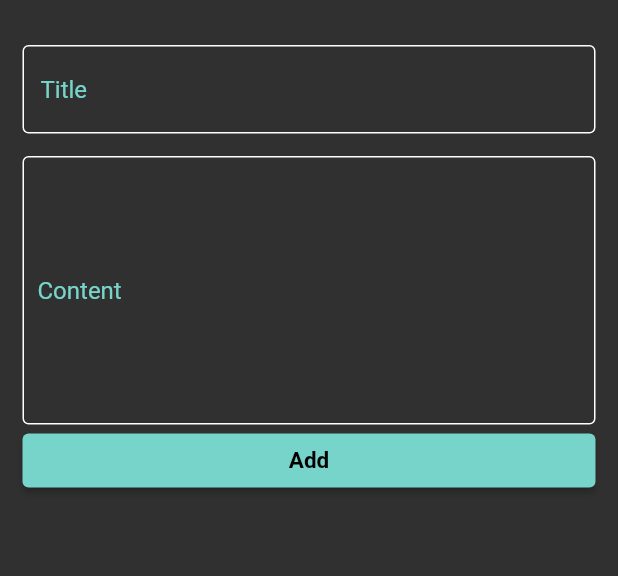
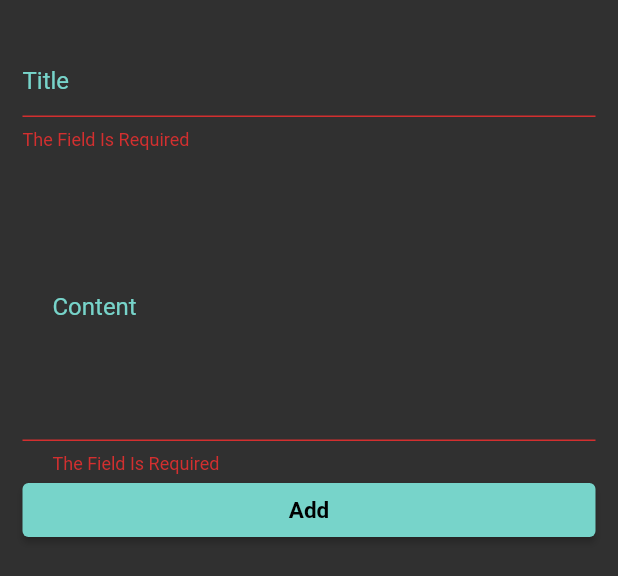
Before and after one commit to Ahmed289m/notesApp, a Flutter app: the BottomSheetBody widget shown alone on an empty page, opened directly, after a tap on "Add", on a phone screen of 412 x 824 dp. Shown: the top 576 px of the screen. Run offline on Flutter 3.47's test engine with Material 2 defaults, Android fonts, the phone set to English and light mode, and no system bars; drawn by our look-alikes of modal_progress_hud_nsn; our stand-ins replace bloc, flutter_bloc, google_fonts, hive, hive_flutter; accounts and stored records are empty; Roboto replaces fonts that are missing (Ubuntu).

Commit message:
finish bloc steps and adding note

```diff
--- a/lib/components/Custom_Text_Fields.dart
+++ b/lib/components/Custom_Text_Fields.dart
@@ -1,32 +1,33 @@
 import 'package:flutter/material.dart';
 
-class CustomTextFileds extends StatelessWidget {
-  const CustomTextFileds({super.key});
-
+class CustomTextFiled extends StatelessWidget {
+  const CustomTextFiled({super.key, this.onSaved,this.contentPadding,required this.hint});
+  final void Function(String?)? onSaved;
+  final EdgeInsetsGeometry? contentPadding;
+  final String hint;
   @override
   Widget build(BuildContext context) {
-    return const Column(
-      children: [
-        TextField(
-          decoration: InputDecoration(
-              hintText: 'Title',
-              hintStyle: TextStyle(color: Color.fromARGB(255, 119, 212, 202)),
-              enabledBorder: OutlineInputBorder(
+    return TextFormField(
+      onTapOutside: (event) {
+        FocusManager.instance.primaryFocus?.unfocus();
+      },
+          onSaved: onSaved,
+          validator: (value){
+            if(value?.isEmpty?? true)
+            {
+              return 'The Field Is Required';
+            }
+            else {
+              return null;
+            }
+          },
+          decoration:  InputDecoration(
+              hintText: hint,
+              contentPadding: contentPadding,
+              hintStyle: const TextStyle(color: Color.fromARGB(255, 119, 212, 202)),
+              focusedBorder:const OutlineInputBorder(),
+              enabledBorder: const OutlineInputBorder(
                   borderSide: BorderSide(color: Colors.white))),
-        ),
-        SizedBox(
-          height: 15,
-        ),
-        TextField(
-          decoration: InputDecoration(
-              contentPadding:
-                  EdgeInsets.symmetric(vertical: 80, horizontal: 10),
-              hintText: 'Content',
-              hintStyle: TextStyle(color: Color.fromARGB(255, 119, 212, 202)),
-              enabledBorder: OutlineInputBorder(
-                  borderSide: BorderSide(color: Colors.white))),
-        ),
-      ],
-    );
+        );
   }
 }
--- /dev/null
+++ b/lib/components/add_note_form.dart
@@ -0,0 +1,78 @@
+import 'package:flutter/material.dart';
+import 'package:flutter_bloc/flutter_bloc.dart';
+import 'package:google_fonts/google_fonts.dart';
+import 'package:notesapp/components/Custom_Text_Fields.dart';
+import 'package:notesapp/cubits/add_note_cubit/add_note_cubit_cubit.dart';
+import 'package:notesapp/models/note_model.dart';
+
+class AddNoteForm extends StatefulWidget {
+  const AddNoteForm({super.key});
+
+  @override
+  State<AddNoteForm> createState() => _AddNoteFormState();
+}
+
+class _AddNoteFormState extends State<AddNoteForm> {
+   String? title;
+
+  String? content;
+
+  final GlobalKey<FormState> formkey = GlobalKey();
+  AutovalidateMode autovalidateMode = AutovalidateMode.disabled;
+  @override
+  Widget build(BuildContext context) {
+
+    return Form(
+      key: formkey,
+      autovalidateMode: autovalidateMode,
+      child: Column(
+        mainAxisAlignment: MainAxisAlignment.spaceBetween,
+        children: [
+           CustomTextFiled(
+            hint: 'Title',
+            onSaved: (value){
+              title=value;
+            },
+          ),
+          const SizedBox(
+            height: 15,
+          ),
+           CustomTextFiled(
+            hint: 'Content',
+            onSaved: (value){
+              content=value;
+            },
+            contentPadding: const EdgeInsets.symmetric(vertical: 80, horizontal: 20),
+          ),
+          SizedBox(
+              width: double.infinity,
+              child: ElevatedButton(
+                style: ElevatedButton.styleFrom(
+                  backgroundColor: const Color.fromARGB(255, 119, 212, 202),
+                ),
+                onPressed: () {
+                  if(formkey.currentState!.validate())
+                  {
+                    formkey.currentState!.save();
+                    NoteModel note = NoteModel(title: title!, content: content!, color: Colors.brown.value, date: DateTime.now().toString());
+                    BlocProvider.of<AddNoteCubitCubit>(context).addNote(note);
+                  }else{
+                    autovalidateMode=AutovalidateMode.always;
+                    setState(() {
+
+                    });
+                  }
+                },
+                child: Text(
+                  'Add',
+                  style: GoogleFonts.ubuntu(
+                      color: Colors.black,
+                      fontWeight: FontWeight.w600,
+                      fontSize: 15),
+                ),
+              ))
+        ],
+      ),
+    );
+  }
+}
--- a/lib/components/bottomSheetContent.dart
+++ b/lib/components/bottomSheetContent.dart
@@ -1,36 +1,30 @@
 import 'package:flutter/material.dart';
-import 'package:google_fonts/google_fonts.dart';
-import 'package:notesapp/components/Custom_Text_Fields.dart';
+import 'package:flutter_bloc/flutter_bloc.dart';
+import 'package:modal_progress_hud_nsn/modal_progress_hud_nsn.dart';
+import 'package:notesapp/components/add_note_form.dart';
+import 'package:notesapp/cubits/add_note_cubit/add_note_cubit_cubit.dart';
 
 class BottomSheetBody extends StatelessWidget {
   const BottomSheetBody({super.key});
 
   @override
   Widget build(BuildContext context) {
-    return Padding(
-
-      padding: const EdgeInsets.symmetric(horizontal: 15, vertical: 30),
-      child: SingleChildScrollView(
-        child: Column(
-          mainAxisAlignment: MainAxisAlignment.spaceBetween,
-          children: [
-            const CustomTextFileds(),
-             SizedBox(
-                width: double.infinity,
-                child: ElevatedButton(
-                  style: ElevatedButton.styleFrom(
-                    backgroundColor: const Color.fromARGB(255, 119, 212, 202),
-                  ),
-                  onPressed: () {},
-                  child: Text(
-                    'Add',
-                    style: GoogleFonts.ubuntu(
-                        color: Colors.black,
-                        fontWeight: FontWeight.w600,
-                        fontSize: 15),
-                  ),
-                ))
-          ],
+    return BlocProvider(
+      create: (context) => AddNoteCubitCubit(),
+      child: Padding(
+        padding: const EdgeInsets.symmetric(horizontal: 15, vertical: 30),
+        child: BlocConsumer<AddNoteCubitCubit, AddNoteCubitState>(
+          listener: (context, state) {
+            if (state is AddNoteSuccessState) {
+              Navigator.pop(context);
+            }
+          },
+          builder: (context, state) {
+            return ModalProgressHUD(
+              inAsyncCall: state is AddNoteLoadingState ? true : false,
+              child: const SingleChildScrollView(child: AddNoteForm()),
+            );
+          },
         ),
       ),
     );
--- /dev/null
+++ b/lib/cubits/add_note_cubit/add_note_cubit_state.dart
@@ -0,0 +1,15 @@
+part of 'add_note_cubit_cubit.dart';
+
+@immutable
+sealed class AddNoteCubitState {}
+
+class AddNoteInitialState extends AddNoteCubitState {}
+
+class AddNoteLoadingState extends AddNoteCubitState {}
+
+class AddNoteSuccessState extends AddNoteCubitState {}
+
+class AddNoteFailureState extends AddNoteCubitState {
+  final String error;
+  AddNoteFailureState(this.error);
+}
--- a/pubspec.yaml
+++ b/pubspec.yaml
@@ -38,6 +38,8 @@ dependencies:
   google_fonts: ^6.0.0
   hive: ^2.2.3
   hive_flutter: ^1.1.0
+  flutter_bloc: ^8.1.3
+  modal_progress_hud_nsn: ^0.4.0
 
 dev_dependencies:
   hive_generator: ^2.0.0
```
Also changed, not shown: lib/Simple_bloc_observer.dart (added, +35 -0 lines), lib/cubits/add_note_cubit/add_note_cubit_cubit.dart (added, +21 -0 lines), lib/main.dart (+7 -1 lines), lib/views/edit_note_view.dart (+16 -2 lines), pubspec.lock, 5 other files.
